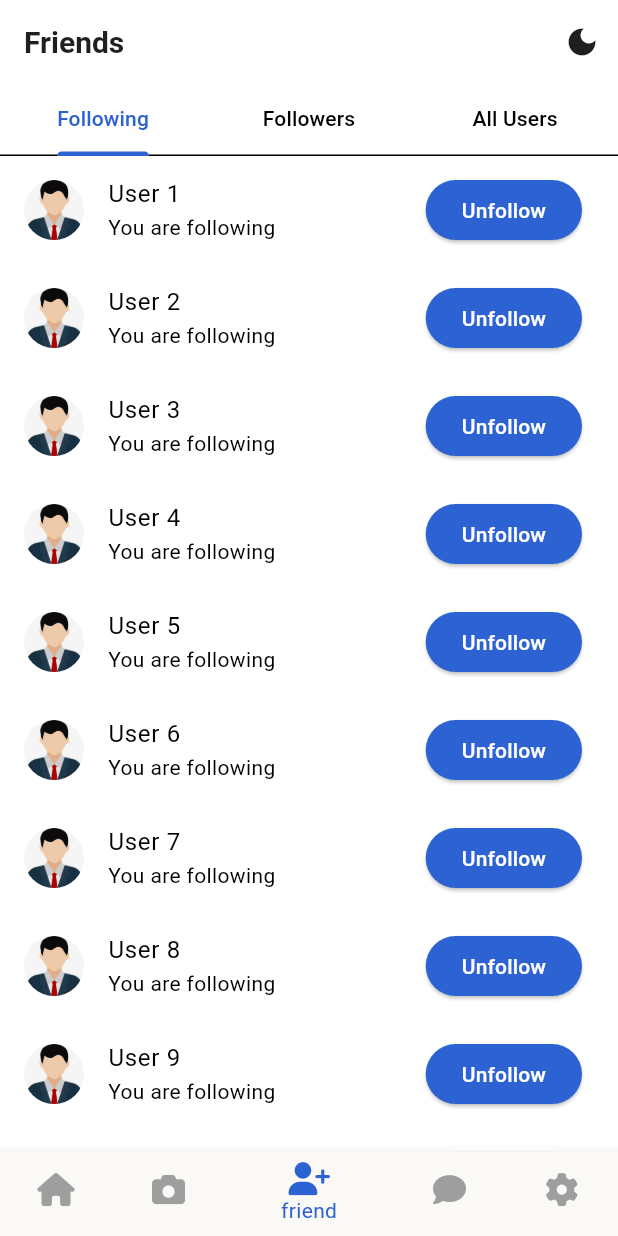
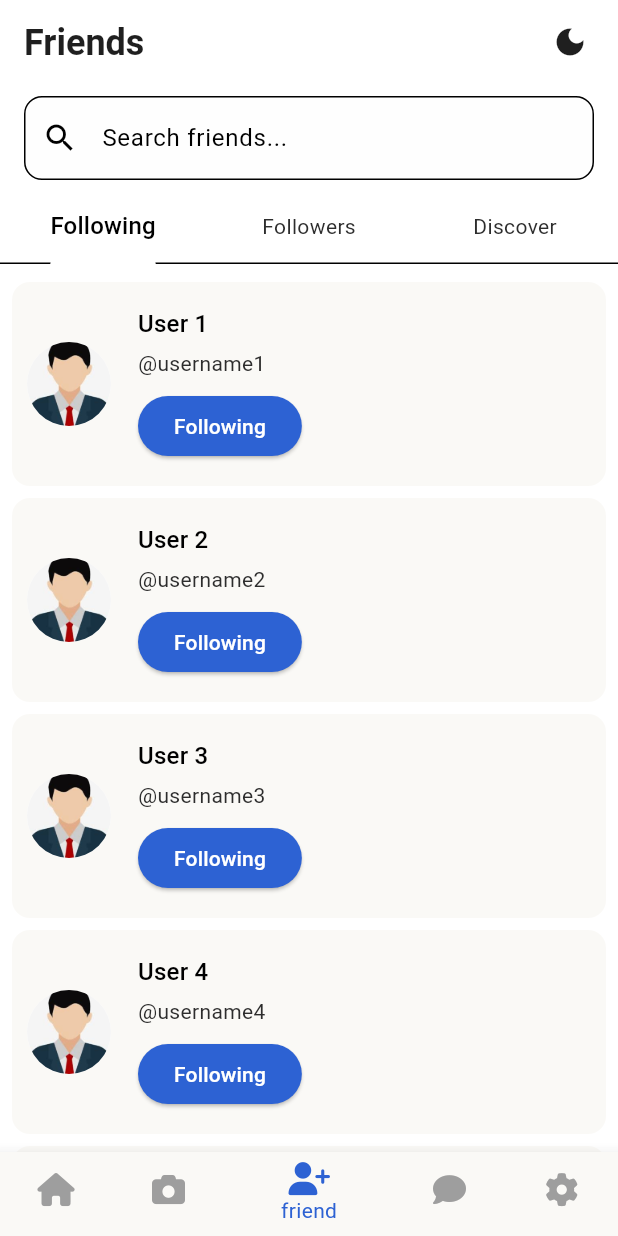
Before and after one commit to moshika38/Flutter-Social-Media-App, a Flutter app: the screen it shows after launch, item 3 of the bottom bar chosen, on a phone screen of 412 x 824 dp. Run offline on Flutter 3.47's test engine with Material 3 defaults, Android fonts, the phone set to English and light mode, and no system bars; our stand-ins replace font_awesome_flutter, go_router.

Commit message:
update display user screen ui

```diff
--- a/lib/screen/app_level/display_user_screen.dart
+++ b/lib/screen/app_level/display_user_screen.dart
@@ -31,132 +31,164 @@ class _DisplayUserScreenState extends State<DisplayUserScreen>
     return SafeArea(
       child: Scaffold(
         appBar: AppBar(
+          elevation: 0,
           title: Text(
             'Friends',
-            style: Theme.of(context).textTheme.titleLarge,
+            style: Theme.of(context).textTheme.headlineMedium?.copyWith(
+              fontWeight: FontWeight.w600,
+            ),
           ),
           actions: const [
-            ToggleThemeBtn()
+            ToggleThemeBtn(),
+            SizedBox(width: 8),
           ],
-          bottom: PreferredSize(
-            preferredSize: const Size.fromHeight(48),
-            child: TabBar(
+        ),
+        body: Column(
+          children: [
+            Container(
+              padding: const EdgeInsets.symmetric(horizontal: 16, vertical: 8),
+              child: TextField(
+                controller: searchController,
+                decoration: InputDecoration(
+                  hintText: 'Search friends...',
+                  prefixIcon: const Icon(Icons.search),
+                  border: OutlineInputBorder(
+                    borderRadius: BorderRadius.circular(12),
+                  ),
+                  filled: true,
+                  fillColor: Theme.of(context).colorScheme.secondary.withOpacity(0.1),
+                ),
+              ),
+            ),
+            TabBar(
               controller: _tabController,
-              indicatorColor: Theme.of(context).colorScheme.surface,
-              labelColor: Theme.of(context).colorScheme.surface,
+              labelStyle: Theme.of(context).textTheme.titleMedium,
+              unselectedLabelStyle: Theme.of(context).textTheme.bodyMedium,
               tabs: const [
                 Tab(text: 'Following'),
                 Tab(text: 'Followers'),
-                Tab(text: 'All Users'),
+                Tab(text: 'Discover'),
               ],
             ),
-          ),
-        ),
-        body: TabBarView(
+            Expanded(
+              child: TabBarView(
                 controller: _tabController,
                 children: [
                   // Following Tab
                   ListView.builder(
+                    padding: const EdgeInsets.all(8),
                     itemCount: 10,
                     itemBuilder: (context, index) {
-                return ListTile(
-                  leading: CircleAvatar(
-                    backgroundImage:
-                        Image.asset('assets/images/user.jpg').image,
+                      return Card(
+                        margin: const EdgeInsets.symmetric(vertical: 4),
+                        child: ListTile(
+                          contentPadding: const EdgeInsets.all(8),
+                          leading: const CircleAvatar(
+                            radius: 30,
+                            backgroundImage: AssetImage('assets/images/user.jpg'),
                           ),
-                  title: Text('User ${index + 1}'),
-                  subtitle: const Text('You are following'),
-                  trailing: ElevatedButton(
+                          title: Text(
+                            'User ${index + 1}',
+                            style: Theme.of(context).textTheme.titleMedium,
+                          ),
+                          subtitle: Column(
+                            crossAxisAlignment: CrossAxisAlignment.start,
+                            children: [
+                              const SizedBox(height: 4),
+                              Text(
+                                '@username${index + 1}',
+                                style: Theme.of(context).textTheme.bodyMedium,
+                              ),
+                              const SizedBox(height: 8),
+                              ElevatedButton(
                                 onPressed: () {},
-                    style: ElevatedButton.styleFrom(
-                      backgroundColor: Theme.of(context).colorScheme.surface,
+                                child: const Text('Following'),
                               ),
-                    child: const Text('Unfollow'),
+                            ],
+                          ),
                         ),
                       );
                     },
                   ),
                   // Followers Tab
                   ListView.builder(
+                    padding: const EdgeInsets.all(8),
                     itemCount: 10,
                     itemBuilder: (context, index) {
-                return ListTile(
-                  leading: CircleAvatar(
-                    backgroundImage:
-                        Image.asset('assets/images/user.jpg').image,
+                      return Card(
+                        margin: const EdgeInsets.symmetric(vertical: 4),
+                        child: ListTile(
+                          contentPadding: const EdgeInsets.all(8),
+                          leading: const CircleAvatar(
+                            radius: 30,
+                            backgroundImage: AssetImage('assets/images/user.jpg'),
                           ),
-                  title: Text('User ${index + 1}'),
-                  subtitle: const Text('Follows you'),
-                  trailing: ElevatedButton(
+                          title: Text(
+                            'User ${index + 1}',
+                            style: Theme.of(context).textTheme.titleMedium,
+                          ),
+                          subtitle: Column(
+                            crossAxisAlignment: CrossAxisAlignment.start,
+                            children: [
+                              const SizedBox(height: 4),
+                              Text(
+                                '@username${index + 1}',
+                                style: Theme.of(context).textTheme.bodyMedium,
+                              ),
+                              const SizedBox(height: 8),
+                              ElevatedButton(
                                 onPressed: () {},
-                    style: ElevatedButton.styleFrom(
-                      backgroundColor: Theme.of(context).colorScheme.surface,
+                                child: const Text('Follow Back'),
                               ),
-                    child: const Text('Follow Back'),
+                            ],
+                          ),
                         ),
                       );
                     },
                   ),
-            // All Users Tab
-            Column(
-              children: [
-                Container(
-                  margin: const EdgeInsets.symmetric(horizontal: 16.0, vertical: 8.0),
-                  decoration: BoxDecoration(
-                    color: Theme.of(context).colorScheme.surface.withOpacity(0.08),
-                    borderRadius: BorderRadius.circular(12),
-                  ),
-                  child: TextField(
-                    controller: searchController,
-                    style: Theme.of(context).textTheme.bodyMedium,
-                    decoration: InputDecoration(
-                      hintText: 'Search users...',
-                      hintStyle: Theme.of(context).textTheme.bodyMedium?.copyWith(
-                        color: Theme.of(context).colorScheme.onSurface.withOpacity(0.5),
-                      ),
-                      prefixIcon: Icon(
-                        Icons.search,
-                        color: Theme.of(context).colorScheme.onSurface.withOpacity(0.7),
-                      ),
-                      enabledBorder: OutlineInputBorder(
-                        borderRadius: BorderRadius.circular(12),
-                        borderSide: BorderSide(
-                          color: Theme.of(context).colorScheme.outline.withOpacity(0.3),
-                        ),
-                      ),
-                      focusedBorder: OutlineInputBorder(
-                        borderRadius: BorderRadius.circular(12),
-                        borderSide: BorderSide(
-                          color: Theme.of(context).colorScheme.primary,
-                          width: 1.5,
-                        ),
-                      ),
-                    ),
-                  ),
-                ),
-                Expanded(
-                  child: ListView.builder(
+                  // Discover Tab
+                  ListView.builder(
+                    padding: const EdgeInsets.all(8),
                     itemCount: 10,
                     itemBuilder: (context, index) {
-                      return ListTile(
-                        leading: CircleAvatar(
-                          backgroundImage:
-                              Image.asset('assets/images/user.jpg').image,
+                      return Card(
+                        margin: const EdgeInsets.symmetric(vertical: 4),
+                        child: ListTile(
+                          contentPadding: const EdgeInsets.all(8),
+                          leading: const CircleAvatar(
+                            radius: 30,
+                            backgroundImage: AssetImage('assets/images/user.jpg'),
                           ),
-                        title: Text('User ${index + 1}'),
-                        subtitle: const Text('Suggested user'),
-                        trailing: ElevatedButton(
+                          title: Text(
+                            'User ${index + 1}',
+                            style: Theme.of(context).textTheme.titleMedium,
+                          ),
+                          subtitle: Column(
+                            crossAxisAlignment: CrossAxisAlignment.start,
+                            children: [
+                              const SizedBox(height: 4),
+                              Text(
+                                '@username${index + 1}',
+                                style: Theme.of(context).textTheme.bodyMedium,
+                              ),
+                              const SizedBox(height: 4),
+                              Text(
+                                'Suggested based on your interests',
+                                style: Theme.of(context).textTheme.bodySmall,
+                              ),
+                              const SizedBox(height: 8),
+                              ElevatedButton(
                                 onPressed: () {},
-                          style: ElevatedButton.styleFrom(
-                            backgroundColor: Theme.of(context).colorScheme.surface,
+                                child: const Text('Follow'),
                               ),
-                          child: const Text('Follow'),
+                            ],
+                          ),
                         ),
                       );
                     },
                   ),
+                ],
               ),
-              ],
             ),
           ],
         ),
--- a/lib/screen/app_level/settings_screen.dart
+++ b/lib/screen/app_level/settings_screen.dart
@@ -69,8 +69,8 @@ class SettingsScreen extends StatelessWidget {
                   ),
                   _buildSettingsTile(
                     context,
-                    'Notifications',
-                    Icons.notifications_none,
+                    'Edit Account',
+                    Icons.edit_outlined,
                     onTap: () {},
                   ),
                 ],
--- a/lib/screen/app_level/story_screen.dart
+++ b/lib/screen/app_level/story_screen.dart
@@ -79,7 +79,7 @@ class _StoryScreenState extends State<StoryScreen> {
                 itemBuilder: (context, index) {
                   return GestureDetector(
                     onTap: () {
-                      StoryViewPage().showStoryView(context);
+                      StoryViewPage().showStoryView(context,false);
                     },
                     child: Padding(
                       padding: const EdgeInsets.symmetric(vertical: 5),
```
Also changed, not shown: lib/pages/story_view_page.dart (+9 -4 lines), lib/screen/app_level/home_screen.dart (+13 -8 lines), assets/images/icon1.png (added), assets/images/icon2.png (added), lib/pages/account_page.dart (line endings or trailing spaces). Lines whose indentation alone changed are shown as unchanged.
